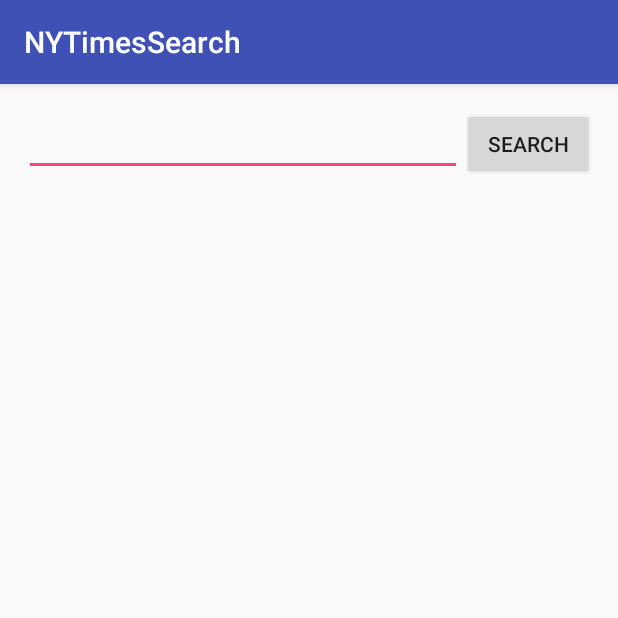
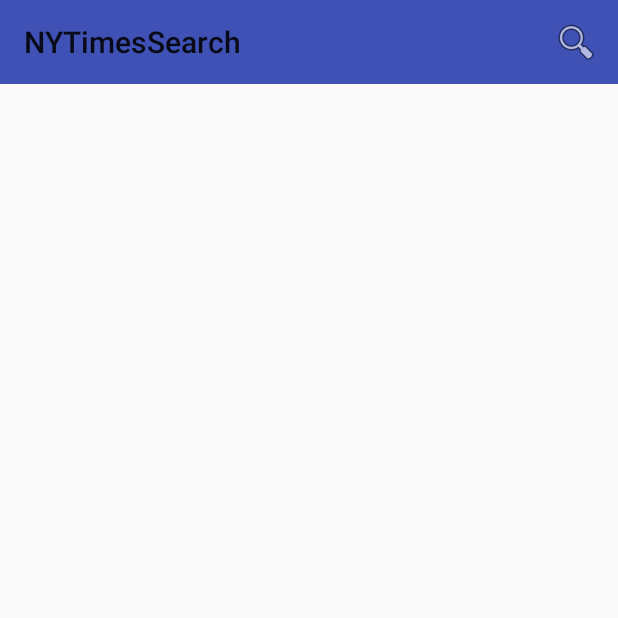
Before and after one commit to x-zh/NYTimesSearch, an Android app: the screen it shows after launch (SearchActivity), on a phone screen of 412 x 824 dp, the top half of it. Run offline under Robolectric (Android 15) with nearby library versions, the phone set to English and light mode, and no system bars; our stand-ins replace ButterKnife.

Commit message:
add action bar for search view

```diff
--- a/app/src/main/java/com/codepath/nytimessearch/activities/SearchActivity.java
+++ b/app/src/main/java/com/codepath/nytimessearch/activities/SearchActivity.java
@@ -1,10 +1,16 @@
 package com.codepath.nytimessearch.activities;
 
 import android.support.design.widget.Snackbar;
+import android.support.v4.view.MenuItemCompat;
 import android.support.v7.app.AppCompatActivity;
 import android.os.Bundle;
 import android.support.v7.widget.GridLayoutManager;
 import android.support.v7.widget.RecyclerView;
+import android.support.v7.widget.SearchView;
+import android.support.v7.widget.Toolbar;
+import android.view.Menu;
+import android.view.MenuInflater;
+import android.view.MenuItem;
 import android.widget.EditText;
 import android.widget.RelativeLayout;
 
@@ -30,22 +36,22 @@ public class SearchActivity extends AppCompatActivity {
     @BindView(R.id.searchLayout)
     RelativeLayout searchLayout;
 
-    @BindView(R.id.etSearch)
-    EditText etSearch;
-
     @BindView(R.id.rvArticles)
     RecyclerView rvArticles;
+
+    @BindView(R.id.tbSearch)
+    Toolbar tbSearch;
 
     @Override
     protected void onCreate(Bundle savedInstanceState) {
         super.onCreate(savedInstanceState);
-        setContentView(R.layout.activity_seach);
+        setContentView(R.layout.activity_search);
         ButterKnife.bind(this);
+        setSupportActionBar(tbSearch);
     }
 
-    @OnClick(R.id.btnSearch)
-    public void search() {
-        restClient.getApiService().searchArticle(etSearch.getText().toString()).enqueue(new Callback<List<Article>>() {
+    public void search(String query) {
+        restClient.getApiService().searchArticle(query).enqueue(new Callback<List<Article>>() {
             @Override
             public void onResponse(Call<List<Article>> call, Response<List<Article>> response) {
                 ArticleAdapter articleAdapter = new ArticleAdapter(response.body());
@@ -64,4 +70,31 @@ public class SearchActivity extends AppCompatActivity {
             }
         });
     }
+
+    @Override
+    public boolean onCreateOptionsMenu(Menu menu) {
+        MenuInflater inflater = getMenuInflater();
+        inflater.inflate(R.menu.main, menu);
+        MenuItem searchItem = menu.findItem(R.id.action_search);
+        final SearchView searchView = (SearchView) MenuItemCompat.getActionView(searchItem);
+        searchView.setOnQueryTextListener(new SearchView.OnQueryTextListener() {
+            @Override
+            public boolean onQueryTextSubmit(String query) {
+                // perform query here
+
+                // workaround to avoid issues with some emulators and keyboard devices firing twice if a keyboard enter is used
+                // see https://code.google.com/p/android/issues/detail?id=24599
+                searchView.clearFocus();
+                search(query);
+                return true;
+            }
+
+            @Override
+            public boolean onQueryTextChange(String newText) {
+                return false;
+            }
+        });
+        return super.onCreateOptionsMenu(menu);
+
+    }
 }
--- a/app/src/main/res/layout/activity_seach.xml
+++ /dev/null
@@ -1,39 +0,0 @@
-<?xml version="1.0" encoding="utf-8"?>
-<RelativeLayout xmlns:android="http://schemas.android.com/apk/res/android"
-    xmlns:tools="http://schemas.android.com/tools"
-    android:layout_width="match_parent"
-    android:layout_height="match_parent"
-    android:paddingBottom="@dimen/activity_vertical_margin"
-    android:paddingLeft="@dimen/activity_horizontal_margin"
-    android:paddingRight="@dimen/activity_horizontal_margin"
-    android:paddingTop="@dimen/activity_vertical_margin"
-    android:id="@+id/searchLayout"
-    tools:context=".activities.SearchActivity">
-
-    <EditText
-        android:layout_width="wrap_content"
-        android:layout_height="wrap_content"
-        android:id="@+id/etSearch"
-        android:layout_alignParentTop="true"
-        android:layout_alignParentLeft="true"
-        android:layout_alignParentStart="true"
-        android:layout_toLeftOf="@+id/btnSearch"
-        android:layout_toStartOf="@+id/btnSearch"
-        android:inputType="text" />
-
-    <Button
-        android:layout_width="wrap_content"
-        android:layout_height="wrap_content"
-        android:text="@string/search"
-        android:id="@+id/btnSearch"
-        android:layout_alignParentTop="true"
-        android:layout_alignParentRight="true"
-        android:layout_alignParentEnd="true" />
-
-    <android.support.v7.widget.RecyclerView
-        android:id="@+id/rvArticles"
-        android:layout_width="match_parent"
-        android:layout_height="match_parent"
-        android:layout_below="@+id/btnSearch" />
-
-</RelativeLayout>
--- /dev/null
+++ b/app/src/main/res/layout/activity_search.xml
@@ -0,0 +1,21 @@
+<?xml version="1.0" encoding="utf-8"?>
+<RelativeLayout xmlns:android="http://schemas.android.com/apk/res/android"
+    xmlns:tools="http://schemas.android.com/tools"
+    android:id="@+id/searchLayout"
+    android:layout_width="match_parent"
+    android:layout_height="match_parent"
+    tools:context=".activities.SearchActivity">
+
+    <android.support.v7.widget.Toolbar
+        android:id="@+id/tbSearch"
+        android:layout_width="match_parent"
+        android:layout_height="wrap_content"
+        android:background="?attr/colorPrimary" />
+
+    <android.support.v7.widget.RecyclerView
+        android:id="@+id/rvArticles"
+        android:layout_width="match_parent"
+        android:layout_height="match_parent"
+        android:layout_below="@+id/tbSearch" />
+
+</RelativeLayout>
--- /dev/null
+++ b/app/src/main/res/menu/main.xml
@@ -0,0 +1,10 @@
+<?xml version="1.0" encoding="utf-8"?>
+<menu xmlns:android="http://schemas.android.com/apk/res/android"
+    xmlns:app="http://schemas.android.com/apk/res-auto">
+    <item android:id="@+id/action_search"
+        android:orderInCategory="5"
+        android:title="Search"
+        android:icon="@android:drawable/ic_menu_search"
+        app:showAsAction="ifRoom|collapseActionView"
+        app:actionViewClass="android.support.v7.widget.SearchView" />
+</menu>
--- a/app/src/main/res/values/styles.xml
+++ b/app/src/main/res/values/styles.xml
@@ -1,7 +1,7 @@
 <resources>
 
     <!-- Base application theme. -->
-    <style name="AppTheme" parent="Theme.AppCompat.Light.DarkActionBar">
+    <style name="AppTheme" parent="Theme.AppCompat.Light.NoActionBar">
         <!-- Customize your theme here. -->
         <item name="colorPrimary">@color/colorPrimary</item>
         <item name="colorPrimaryDark">@color/colorPrimaryDark</item>
```
